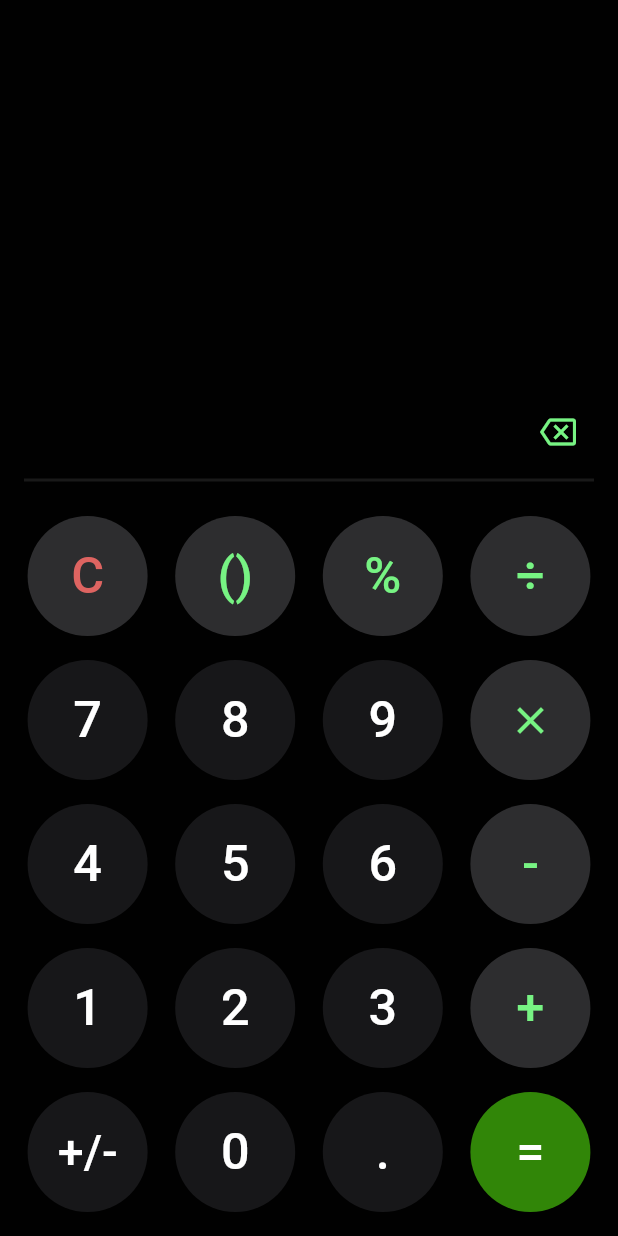
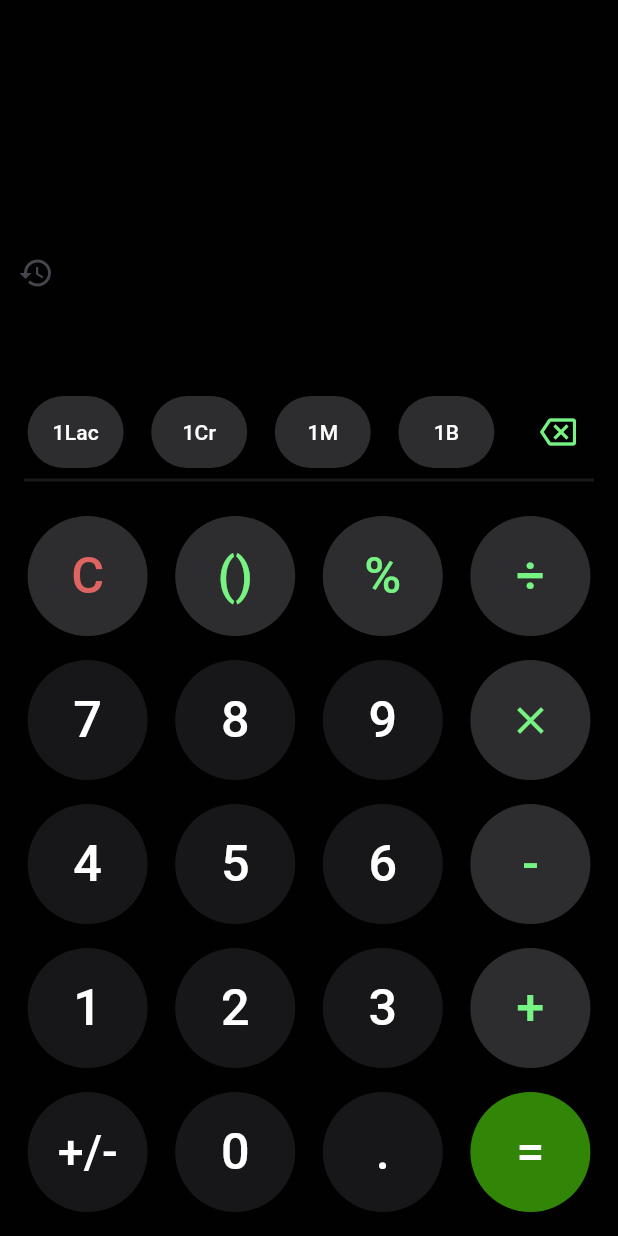
Before and after one commit to dchaitu/calculatorApp, a Flutter app: the screen it shows after launch, on a phone screen of 412 x 824 dp. Run offline on Flutter 3.47's test engine with Material 3 defaults, Android fonts, the phone set to English and light mode, and no system bars; missing offline and left inert: function_tree.

Commit message:
Adding history button need to change to SingleChildScrollView

```diff
--- a/lib/main_screen.dart
+++ b/lib/main_screen.dart
@@ -1,4 +1,5 @@
 import 'package:calculator/provider/calculator_provider.dart';
+import 'package:calculator/widgets/history_screen.dart';
 import 'package:calculator/widgets/numpad.dart';
 import 'package:calculator/widgets/textfield.dart';
 import 'package:flutter/material.dart';
@@ -14,6 +15,7 @@ class MainScreen extends StatefulWidget {
 class _MainScreenState extends State<MainScreen> {
 
   final TextEditingController textController = TextEditingController();
+  bool showNumPad = true;
 
   @override
   Widget build(BuildContext context) {
@@ -25,24 +27,49 @@ class _MainScreenState extends State<MainScreen> {
                 child: Column(
                     children: [
                       Expanded(
-                        child: Column(
-                          mainAxisAlignment:MainAxisAlignment.start,
+                        flex: 1,
+                        child: Stack(
+                          // mainAxisAlignment:MainAxisAlignment.start,
                           children: [
-                            Container(
-                                alignment: Alignment.bottomRight,
-                                padding: const EdgeInsets.all(16),
-                                child: CalcTextField(
+                             Positioned(
+                               bottom: 0,
+                               left: 0,
+                               child: Container(
+                                 alignment: Alignment.topLeft,
+                                 child: IconButton(
+                                    icon: const Icon(Icons.history),
+                                    onPressed: () {
+                                      showNumPad=!showNumPad;
+                                    Navigator.push(
+                                      context,
+                                      MaterialPageRoute(builder: (context) => const HistoryScreen()),
+                                    );
+                                  },
+                                                             ),
+                               ),
+                             ),
+                            CalcTextField(
                               controller:provider.calcController,
-                                )
                             ),
 
-                            Container(
-                              alignment: Alignment.bottomRight,
-                              padding: const EdgeInsets.symmetric(horizontal: 16),
+                            Positioned(
+                              bottom: 38,
+                              right: 8,
                               child: Text(
                                 provider.resultText, // This will store the result
                                 style: TextStyle(
                                   color: Colors.white.withOpacity(0.6),
+                                  fontSize: 24,
+                                ),
+                              ),
+                            ),
+                            Container(
+                              alignment: Alignment.bottomRight,
+                              padding: const EdgeInsets.symmetric(horizontal: 8),
+                              child: Text(
+                                provider.roundingValue, // This will store the result
+                                style: TextStyle(
+                                  color: Colors.white.withOpacity(0.8),
                                   fontSize: 24,
                                 ),
                               ),
@@ -56,6 +83,21 @@ class _MainScreenState extends State<MainScreen> {
                         child: Column(
                           mainAxisAlignment: MainAxisAlignment.end,
                           children: [
+                            Row(
+                              mainAxisAlignment:MainAxisAlignment.spaceBetween,
+                              children: [
+                                Expanded(
+                                  child: Row(
+                                    mainAxisAlignment: MainAxisAlignment.spaceEvenly,
+                                    children: [
+                                      getButtonValue(context, 100000, "1Lac"),
+                                      getButtonValue(context, 10000000, "1Cr"),
+                                      getButtonValue(context, 1000000, "1M"),
+                                      getButtonValue(context, 1000000000, "1B"),
+                                    ],
+                                  ),
+                                ),
+
                                 Container(
                                   alignment: Alignment.topRight,
                                   padding: const EdgeInsets.only(right: 16),
@@ -63,6 +105,8 @@ class _MainScreenState extends State<MainScreen> {
                                     icon: const Icon(Icons.backspace_outlined),
                                     color: const Color(0xff77f383),
                                   ),
+                                ),
+                              ],
                             ),
 
                             const Padding(
@@ -73,7 +117,7 @@ class _MainScreenState extends State<MainScreen> {
                               decoration: const BoxDecoration(
                                   // color: Colors.black54,
                                   borderRadius: BorderRadius.vertical(top: Radius.circular(20))),
-                              child: const Numpad(),
+                              child: showNumPad? const Numpad():const HistoryScreen(),
                             ),
                           ],
                         ),
@@ -85,3 +129,21 @@ class _MainScreenState extends State<MainScreen> {
         });
   }
 }
+
+Widget getButtonValue(BuildContext context, double value, String textVal)
+{
+  return Container(
+    alignment: Alignment.topLeft,
+    // margin: const EdgeInsets.symmetric(horizontal: 8),
+    decoration:BoxDecoration(
+        color:const Color(0xff2D2D2F),
+        borderRadius:BorderRadius.circular(100)
+    ),
+    child: TextButton(onPressed: ()=>Provider.of<CalculatorProvider>(context,listen: false).addButtonValue(value),
+      child: Text(textVal,
+          style: const TextStyle(color: Colors.white)
+      ),
+    ),
+  );
+
+}
--- a/lib/widgets/button2.dart
+++ b/lib/widgets/button2.dart
@@ -1,16 +1,17 @@
 import 'package:flutter/material.dart';
 
 class Button2 extends StatelessWidget {
-  const Button2({super.key, required this.text, required this.bgColor, required this.txtColor, this.onPressed});
+  const Button2({super.key, required this.text, required this.bgColor, required this.txtColor, this.onPressed, this.size=80});
   final Color bgColor, txtColor;
   final void Function()? onPressed;
   final String text;
+  final double? size;
 
   @override
   Widget build(BuildContext context) {
     return SizedBox(
-      height:80,
-      width: 80,
+      height:size,
+      width: size,
       child: Container(
         padding:const EdgeInsets.all(8),
         decoration:BoxDecoration(
@@ -20,7 +21,7 @@ class Button2 extends StatelessWidget {
         child: TextButton(onPressed: onPressed,
             child: FittedBox(
               fit: BoxFit.scaleDown,
-              child: Text(text.toString(),
+              child: Text(text,
                 style: TextStyle(color: txtColor, fontSize: 35),
               ),
             )
--- a/pubspec.yaml
+++ b/pubspec.yaml
@@ -37,6 +37,8 @@ dependencies:
   cupertino_icons: ^1.0.8
   provider: ^6.1.2
   function_tree: ^0.9.1
+  intl: ^0.19.0
+  shared_preferences: ^2.3.2
 
 dev_dependencies:
   flutter_test:
```
Also changed, not shown: lib/provider/calculator_provider.dart (+168 -9 lines), lib/widgets/colors.dart (added, +8 -0 lines), lib/widgets/history_screen.dart (added, +33 -0 lines), pubspec.lock, 1 other file. Lines whose indentation alone changed are shown as unchanged.
